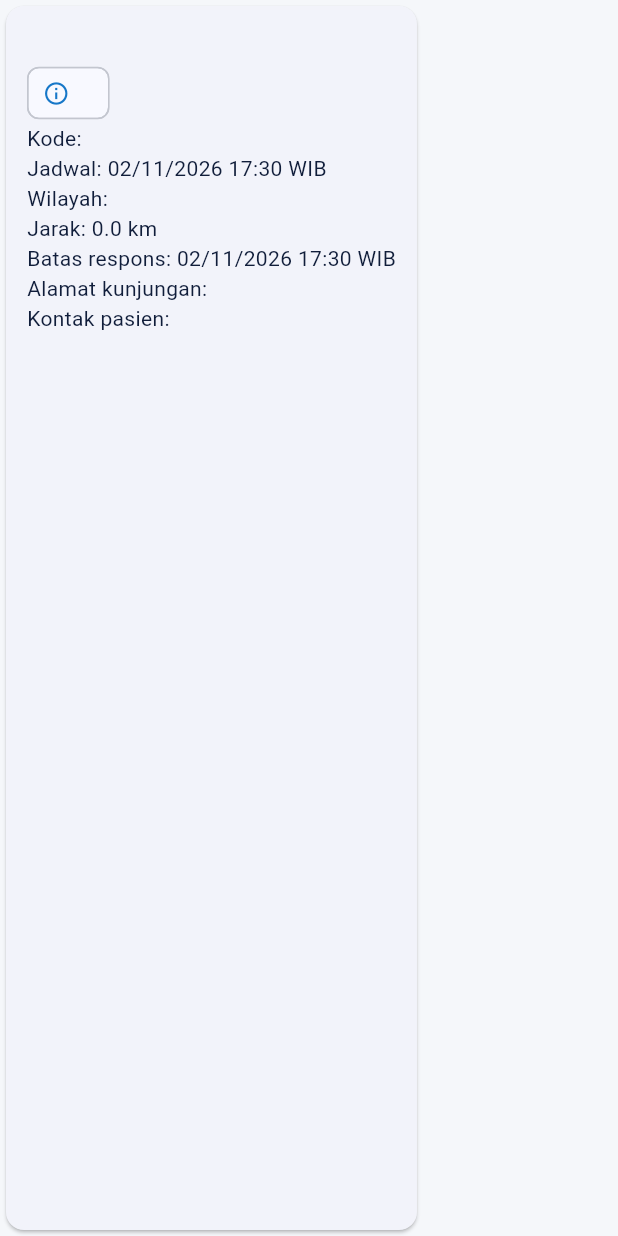
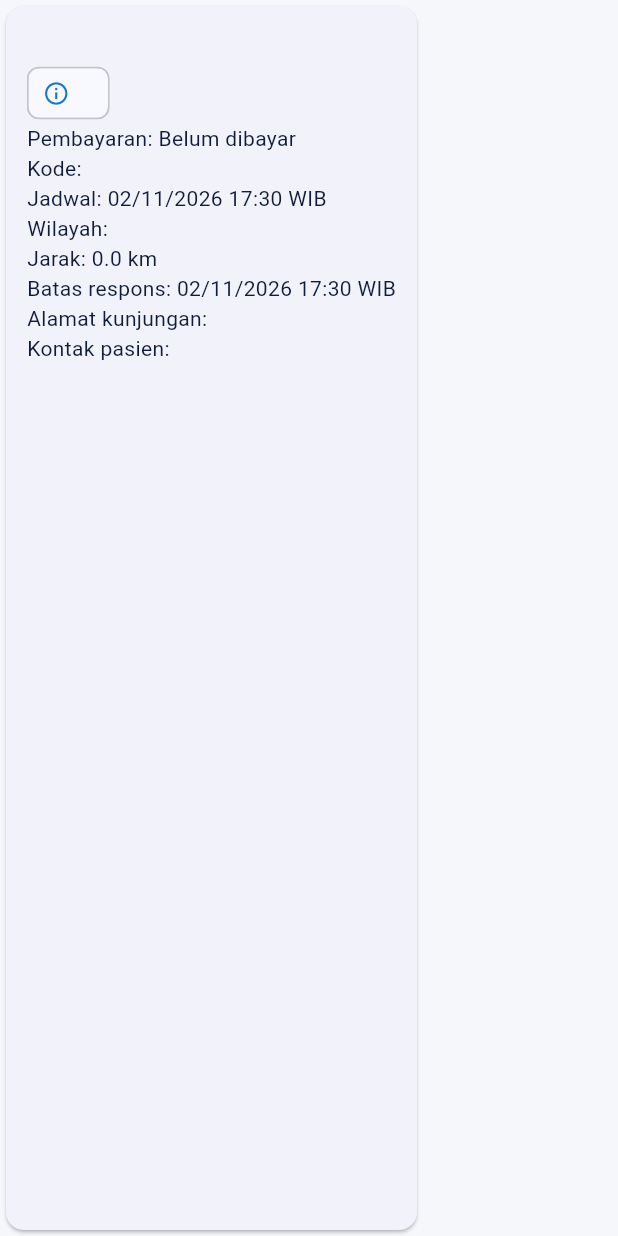
Before and after one commit to taranhealt/taranmidwife, a Flutter app: the _BookingCard widget shown alone on an empty page, opened directly with empty values, on a phone screen of 412 x 824 dp. Run offline on Flutter 3.47's test engine with Material 3 defaults, Android fonts, the phone set to English and light mode, and no system bars; our stand-ins replace file_picker, flutter_secure_storage; accounts and stored records are empty; network calls fail.

Commit message:
feat(partner): show booking payment status

```diff
--- a/apps/partner_app/lib/data/midwife_models.dart
+++ b/apps/partner_app/lib/data/midwife_models.dart
@@ -239,6 +239,7 @@ class PartnerBooking {
     this.addressLine,
     this.landmark,
     this.contactPhone,
+    this.paymentStatus = 'UNPAID',
   });
 
   factory PartnerBooking.fromJson(JsonMap j) => PartnerBooking(
@@ -253,6 +254,7 @@ class PartnerBooking {
         addressLine: strOrNull(j['address_line']),
         landmark: strOrNull(j['landmark']),
         contactPhone: strOrNull(j['contact_phone']),
+        paymentStatus: strOrNull(j['payment_status']) ?? 'UNPAID',
       );
 
   final String id;
@@ -266,6 +268,7 @@ class PartnerBooking {
   final String? addressLine;
   final String? landmark;
   final String? contactPhone;
+  final String paymentStatus;
 }
 
 /// Tindakan mitra pada pesanan; `name` dipakai langsung sebagai segmen URL
--- a/apps/partner_app/lib/pages/bookings_tab.dart
+++ b/apps/partner_app/lib/pages/bookings_tab.dart
@@ -175,6 +175,7 @@ class _BookingCard extends StatelessWidget {
           children: [
             Text(b.service ?? 'Layanan', style: Theme.of(context).textTheme.titleMedium),
             StatusBadge(b.status),
+            Text('Pembayaran: ${_partnerPaymentLabel(b.paymentStatus)}'),
             Text('Kode: ${b.code}'),
             if (start != null) Text('Jadwal: ${formatWib(start)}'),
             if (b.area != null) Text('Wilayah: ${b.area}'),
@@ -193,3 +194,9 @@ class _BookingCard extends StatelessWidget {
     );
   }
 }
+
+String _partnerPaymentLabel(String status) => switch (status) {
+  'PAID' => 'Sudah dibayar',
+  'CANCELLED' => 'Dibatalkan',
+  _ => 'Belum dibayar',
+};
```
Also changed, not shown: 1 other file.
